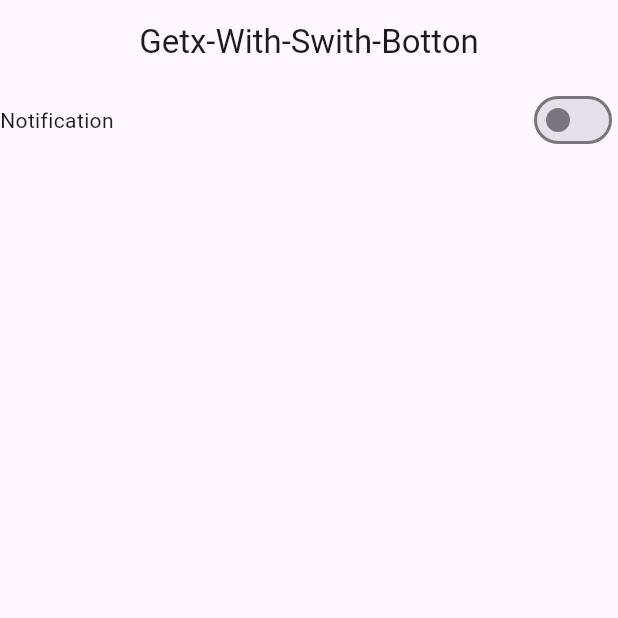
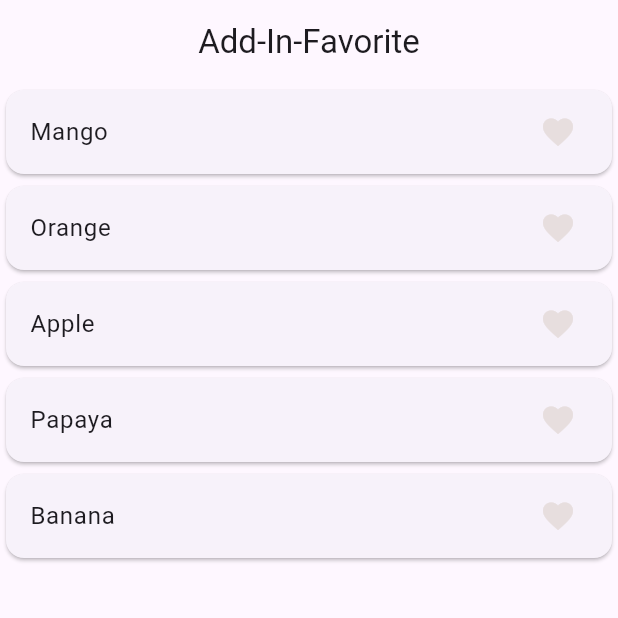
Before and after one commit to Rajan804/GetX-Tutorial-Using-Flutter, a Flutter app: the screen it shows after launch, on a phone screen of 412 x 824 dp, the top half of it. Run offline on Flutter 3.47's test engine with Material 3 defaults, Android fonts, the phone set to English and light mode, and no system bars; our stand-ins replace get.

Commit message:
add and remove from favorite
add and remove the item from favorite

```diff
--- /dev/null
+++ b/lib/AddFavInGetX/FavHome.dart
@@ -0,0 +1,57 @@
+import 'package:first_tutorial1/AddFavInGetX/FavoriteController.dart';
+import 'package:flutter/material.dart';
+import 'package:get/get.dart';
+
+class Favhome extends StatefulWidget {
+  const Favhome({super.key});
+
+  @override
+  State<Favhome> createState() => _FavhomeState();
+}
+
+class _FavhomeState extends State<Favhome> {
+  Favoritecontroller favoritecontroller = Get.put(Favoritecontroller());
+
+  @override
+  void initState() {
+    // TODO: implement initState
+    super.initState();
+  }
+
+  @override
+  Widget build(BuildContext context) {
+    return Scaffold(
+      appBar: AppBar(
+        title: Text("Add-In-Favorite"),
+        centerTitle: true,
+      ),
+      body: ListView.builder(
+          itemCount: favoritecontroller.fruitsList.length,
+          itemBuilder: (context, index) {
+            return Card(
+              child: ListTile(
+                  onTap: () {
+                    if (favoritecontroller.tempFruits.contains(
+                        favoritecontroller.fruitsList[index].toString())) {
+                      favoritecontroller.removeFromFavorite(
+                          favoritecontroller.fruitsList[index].toString());
+                    } else {
+                      favoritecontroller.addToFavorite(
+                          favoritecontroller.fruitsList[index].toString());
+                    }
+                  },
+                  title: Text(favoritecontroller.fruitsList[index].toString()),
+                  trailing: Obx(
+                    () => Icon(
+                      Icons.favorite,
+                      color: favoritecontroller.tempFruits.contains(
+                              favoritecontroller.fruitsList[index].toString())
+                          ? Colors.red
+                          : Color.fromARGB(255, 231, 222, 222),
+                    ),
+                  )),
+            );
+          }),
+    );
+  }
+}
--- /dev/null
+++ b/lib/AddFavInGetX/FavoriteController.dart
@@ -0,0 +1,15 @@
+import 'package:get/get.dart';
+
+class Favoritecontroller extends GetxController {
+  RxList<String> fruitsList =
+      ['Mango', 'Orange', 'Apple', 'Papaya', 'Banana'].obs;
+  RxList tempFruits = [].obs;
+
+  addToFavorite(String value) {
+    tempFruits.add(value);
+  }
+
+  removeFromFavorite(String value) {
+    tempFruits.remove(value);
+  }
+}
--- a/lib/main.dart
+++ b/lib/main.dart
@@ -36,6 +36,7 @@
 // }
 
 // State Management
+import 'package:first_tutorial1/AddFavInGetX/FavHome.dart';
 import 'package:first_tutorial1/GetXwithSwitchBtn/SwithBtnHome.dart';
 import 'package:first_tutorial1/StateManagement/HomeStateMan.dart';
 import 'package:first_tutorial1/StateManagement2/Home_opacity.dart';
@@ -58,7 +59,8 @@ class MyApp extends StatelessWidget {
       ),
       // home: Homestateman(),
       //home: HomeOpacity(),
-      home: Swithbtnhome(),
+      // home: Swithbtnhome(),
+      home: Favhome(),
     );
   }
 }
```
